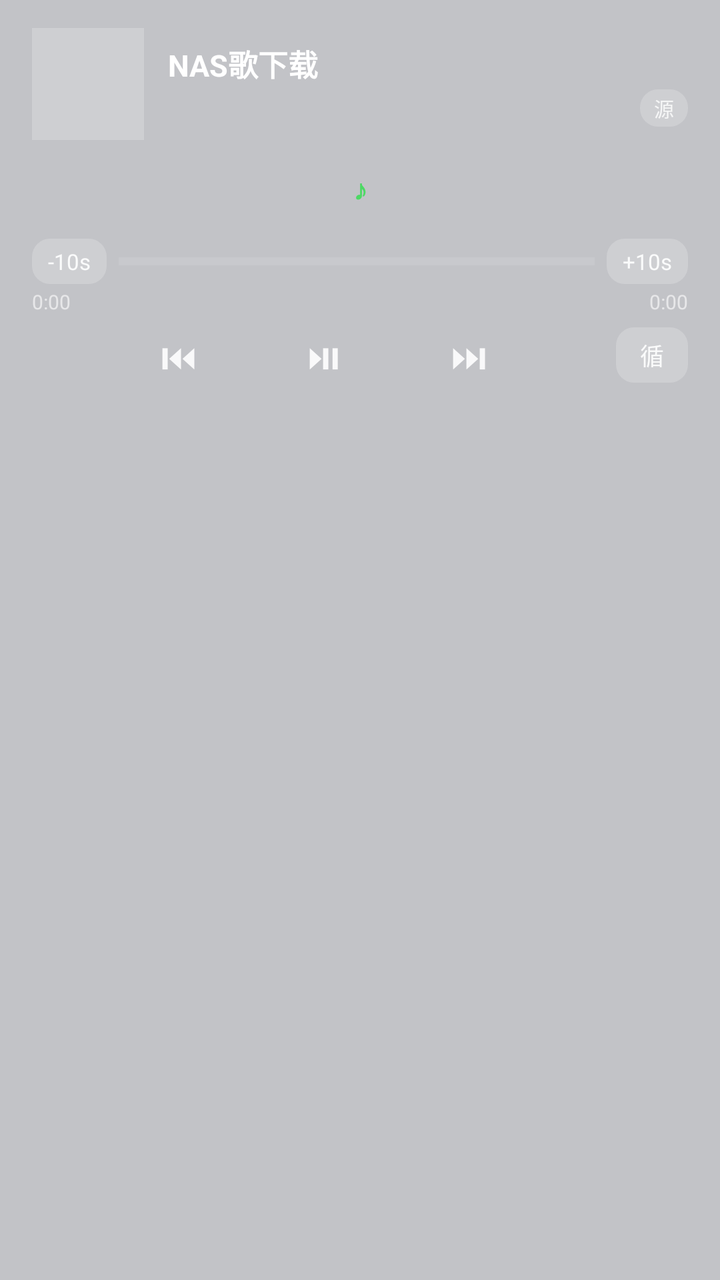
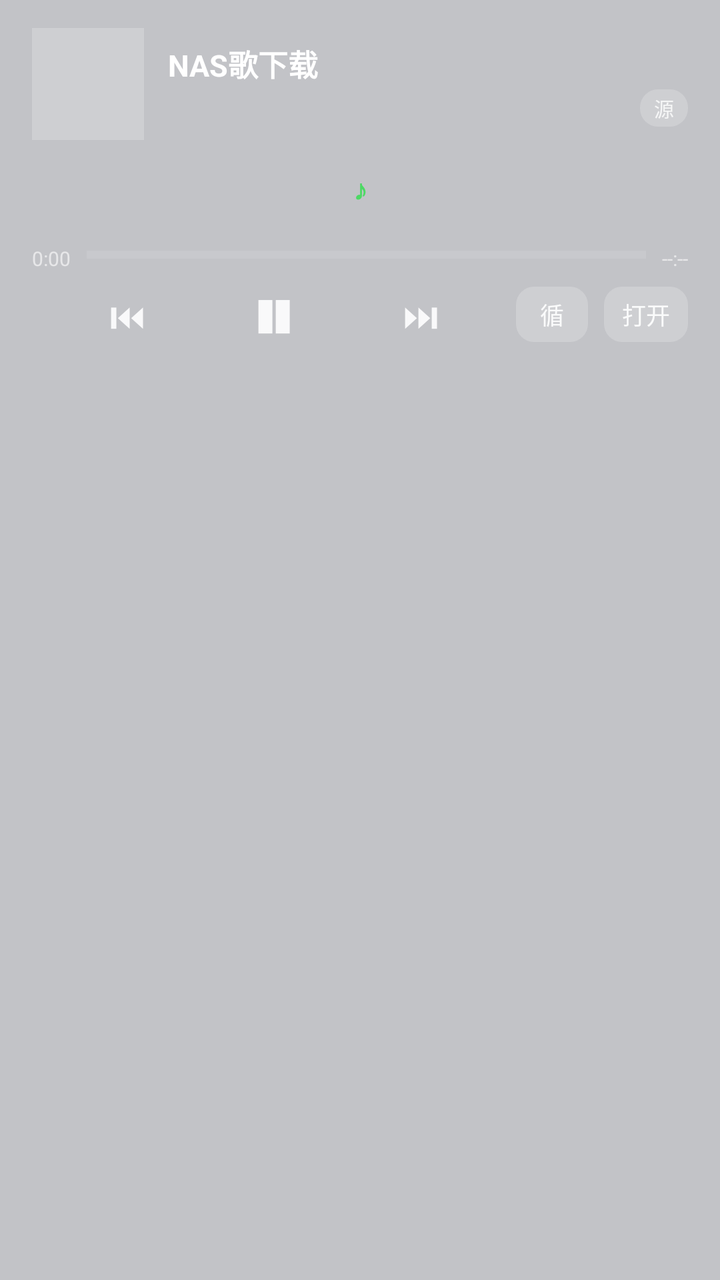

Before-and-after screenshots of an Android layout around one commit, followed by the original layout XML and the change that was made.
<!-- AndroidManifest.xml: application theme AppTheme -->
<!-- res/layout/lyric_notify.xml -->
<?xml version="1.0" encoding="utf-8"?>
<LinearLayout xmlns:android="http://schemas.android.com/apk/res/android"
    android:id="@+id/n_root"
    android:layout_width="match_parent"
    android:layout_height="wrap_content"
    android:orientation="vertical"
    android:background="#33000000"
    android:paddingLeft="16dp"
    android:paddingRight="16dp"
    android:paddingTop="14dp"
    android:paddingBottom="12dp">

    <LinearLayout
        android:layout_width="match_parent"
        android:layout_height="wrap_content"
        android:orientation="horizontal"
        android:gravity="center_vertical">

        <ImageView
            android:id="@+id/n_cover"
            android:layout_width="56dp"
            android:layout_height="56dp"
            android:scaleType="centerCrop"
            android:background="#33FFFFFF"
            android:contentDescription="@string/app_name" />

        <LinearLayout
            android:layout_width="0dp"
            android:layout_height="wrap_content"
            android:layout_weight="1"
            android:layout_marginLeft="12dp"
            android:layout_marginStart="12dp"
            android:orientation="vertical">

            <TextView
                android:id="@+id/n_title"
                android:layout_width="match_parent"
                android:layout_height="wrap_content"
                android:maxLines="1"
                android:ellipsize="end"
                android:textColor="#FFFFFF"
                android:textSize="15sp"
                android:textStyle="bold"
                android:text="@string/app_name" />

            
            <LinearLayout
                android:layout_width="match_parent"
                android:layout_height="wrap_content"
                android:layout_marginTop="2dp"
                android:orientation="horizontal"
                android:gravity="center_vertical">

                <TextView
                    android:id="@+id/n_artist"
                    android:layout_width="0dp"
                    android:layout_height="wrap_content"
                    android:layout_weight="1"
                    android:maxLines="1"
                    android:ellipsize="end"
                    android:textColor="#B3FFFFFF"
                    android:textSize="12sp"
                    android:text="" />

                <TextView
                    android:id="@+id/n_badge"
                    android:layout_width="wrap_content"
                    android:layout_height="wrap_content"
                    android:layout_marginLeft="8dp"
                    android:layout_marginStart="8dp"
                    android:maxLines="1"
                    android:ellipsize="end"
                    android:maxWidth="140dp"
                    android:background="@drawable/nmode_bg"
                    android:paddingLeft="7dp"
                    android:paddingRight="7dp"
                    android:paddingTop="2dp"
                    android:paddingBottom="2dp"
                    android:textColor="#CCFFFFFF"
                    android:textSize="10sp"
                    android:text="源" />
            </LinearLayout>

        </LinearLayout>
    </LinearLayout>

    
    <TextView
        android:id="@+id/n_lyric"
        android:layout_width="match_parent"
        android:layout_height="wrap_content"
        android:layout_marginTop="10dp"
        android:paddingLeft="8dp"
        android:paddingRight="8dp"
        android:paddingTop="5dp"
        android:paddingBottom="5dp"
        android:maxLines="1"
        android:ellipsize="end"
        android:gravity="center"
        android:textSize="14sp"
        android:textStyle="bold"
        android:textColor="#4CD964"
        android:text="♪" />

    
    <LinearLayout
        android:layout_width="match_parent"
        android:layout_height="wrap_content"
        android:layout_marginTop="10dp"
        android:orientation="horizontal"
        android:gravity="center_vertical">

        <TextView
            android:id="@+id/n_back10"
            style="@style/NSeek"
            android:text="-10s" />

        <ProgressBar
            android:id="@+id/n_prog"
            style="?android:attr/progressBarStyleHorizontal"
            android:layout_width="0dp"
            android:layout_height="wrap_content"
            android:layout_weight="1"
            android:layout_marginLeft="6dp"
            android:layout_marginRight="6dp"
            android:max="1000"
            android:progress="0"
            android:progressTint="#2F6FFF"
            android:progressBackgroundTint="#66FFFFFF" />

        <TextView
            android:id="@+id/n_fwd10"
            style="@style/NSeek"
            android:text="+10s" />
    </LinearLayout>

    <LinearLayout
        android:layout_width="match_parent"
        android:layout_height="wrap_content"
        android:orientation="horizontal">

        <TextView
            android:id="@+id/n_cur"
            style="@style/NTime"
            android:layout_width="0dp"
            android:layout_weight="1"
            android:text="0:00" />

        <TextView
            android:id="@+id/n_dur"
            style="@style/NTime"
            android:text="0:00" />
    </LinearLayout>

    <LinearLayout
        android:layout_width="match_parent"
        android:layout_height="wrap_content"
        android:layout_marginTop="6dp"
        android:orientation="horizontal"
        android:gravity="center_vertical">

        <LinearLayout
            android:layout_width="0dp"
            android:layout_height="wrap_content"
            android:layout_weight="1"
            android:orientation="horizontal"
            android:gravity="center">

            <TextView
                android:id="@+id/n_prev"
                style="@style/NBtn"
                android:text="⏮" />

            <TextView
                android:id="@+id/n_toggle"
                style="@style/NBtn"
                android:text="⏯" />

            <TextView
                android:id="@+id/n_next"
                style="@style/NBtn"
                android:text="⏭" />
        </LinearLayout>

        <TextView
            android:id="@+id/n_mode"
            style="@style/NMode"
            android:text="循" />
    </LinearLayout>
</LinearLayout>
<!-- resources referenced by this layout -->
<resources>
  <!-- drawable nmode_bg (drawable) -->
  <?xml version="1.0" encoding="utf-8"?>
  <shape xmlns:android="http://schemas.android.com/apk/res/android"
      android:shape="rectangle">
      <solid android:color="#33FFFFFF" />
      <corners android:radius="9dp" />
  </shape>
  <string name="app_name">NAS歌下载</string>
  <style name="NBtn">
          <item name="android:layout_width">wrap_content</item>
          <item name="android:layout_height">wrap_content</item>
          <item name="android:layout_marginLeft">22dp</item>
          <item name="android:layout_marginRight">22dp</item>
          <item name="android:paddingLeft">6dp</item>
          <item name="android:paddingRight">6dp</item>
          <item name="android:textColor">#E6FFFFFF</item>
          <item name="android:textSize">18sp</item>
          <item name="android:gravity">center</item>
      </style>
  <style name="NMode">
          <item name="android:layout_width">wrap_content</item>
          <item name="android:layout_height">wrap_content</item>
          <item name="android:minWidth">36dp</item>
          <item name="android:paddingLeft">9dp</item>
          <item name="android:paddingRight">9dp</item>
          <item name="android:paddingTop">5dp</item>
          <item name="android:paddingBottom">5dp</item>
          <item name="android:background">@drawable/nmode_bg</item>
          <item name="android:textColor">#E6FFFFFF</item>
          <item name="android:textSize">12sp</item>
          <item name="android:gravity">center</item>
      </style>
  <style name="NSeek">
          <item name="android:layout_width">wrap_content</item>
          <item name="android:layout_height">wrap_content</item>
          <item name="android:paddingLeft">8dp</item>
          <item name="android:paddingRight">8dp</item>
          <item name="android:paddingTop">4dp</item>
          <item name="android:paddingBottom">4dp</item>
          <item name="android:background">@drawable/nmode_bg</item>
          <item name="android:textColor">#E6FFFFFF</item>
          <item name="android:textSize">11sp</item>
          <item name="android:gravity">center</item>
      </style>
  <style name="NTime">
          <item name="android:layout_width">wrap_content</item>
          <item name="android:layout_height">wrap_content</item>
          <item name="android:layout_marginTop">2dp</item>
          <item name="android:textColor">#99FFFFFF</item>
          <item name="android:textSize">10sp</item>
      </style>
  <style name="AppTheme" parent="android:Theme.Material.Light.NoActionBar">
          <item name="android:windowBackground">#F2F4F8</item>
          <item name="android:statusBarColor">#F2F4F8</item>
          <item name="android:navigationBarColor">#FFFFFF</item>
          <item name="android:windowLightStatusBar">true</item>
      </style>
</resources>

<!-- the commit's change to res/layout/lyric_notify.xml (unified diff, before → after) -->
@@ -80,7 +80,6 @@
                     android:textSize="10sp"
                     android:text="源" />
             </LinearLayout>
-
         </LinearLayout>
     </LinearLayout>
 
@@ -111,9 +110,9 @@
         android:gravity="center_vertical">
 
         <TextView
-            android:id="@+id/n_back10"
-            style="@style/NSeek"
-            android:text="-10s" />
+            android:id="@+id/n_cur"
+            style="@style/NTime"
+            android:text="0:00" />
 
         <ProgressBar
             android:id="@+id/n_prog"
@@ -121,41 +120,23 @@
             android:layout_width="0dp"
             android:layout_height="wrap_content"
             android:layout_weight="1"
-            android:layout_marginLeft="6dp"
-            android:layout_marginRight="6dp"
+            android:layout_marginLeft="8dp"
+            android:layout_marginRight="8dp"
             android:max="1000"
             android:progress="0"
             android:progressTint="#2F6FFF"
             android:progressBackgroundTint="#66FFFFFF" />
 
         <TextView
-            android:id="@+id/n_fwd10"
-            style="@style/NSeek"
-            android:text="+10s" />
+            android:id="@+id/n_dur"
+            style="@style/NTime"
+            android:text="--:--" />
     </LinearLayout>
 
     <LinearLayout
         android:layout_width="match_parent"
         android:layout_height="wrap_content"
-        android:orientation="horizontal">
-
-        <TextView
-            android:id="@+id/n_cur"
-            style="@style/NTime"
-            android:layout_width="0dp"
-            android:layout_weight="1"
-            android:text="0:00" />
-
-        <TextView
-            android:id="@+id/n_dur"
-            style="@style/NTime"
-            android:text="0:00" />
-    </LinearLayout>
-
-    <LinearLayout
-        android:layout_width="match_parent"
-        android:layout_height="wrap_content"
-        android:layout_marginTop="6dp"
+        android:layout_marginTop="8dp"
         android:orientation="horizontal"
         android:gravity="center_vertical">
 
@@ -174,7 +155,7 @@
             <TextView
                 android:id="@+id/n_toggle"
                 style="@style/NBtn"
-                android:text="⏯" />
+                android:text="❚❚" />
 
             <TextView
                 android:id="@+id/n_next"
@@ -186,5 +167,12 @@
             android:id="@+id/n_mode"
             style="@style/NMode"
             android:text="循" />
+
+        <TextView
+            android:id="@+id/n_open"
+            style="@style/NMode"
+            android:layout_marginLeft="8dp"
+            android:layout_marginStart="8dp"
+            android:text="打开" />
     </LinearLayout>
 </LinearLayout>
<!-- resource entries referenced after the edit -->
@@ -32,18 +32,6 @@
           <item name="android:textSize">12sp</item>
           <item name="android:gravity">center</item>
       </style>
-  <style name="NSeek">
-          <item name="android:layout_width">wrap_content</item>
-          <item name="android:layout_height">wrap_content</item>
-          <item name="android:paddingLeft">8dp</item>
-          <item name="android:paddingRight">8dp</item>
-          <item name="android:paddingTop">4dp</item>
-          <item name="android:paddingBottom">4dp</item>
-          <item name="android:background">@drawable/nmode_bg</item>
-          <item name="android:textColor">#E6FFFFFF</item>
-          <item name="android:textSize">11sp</item>
-          <item name="android:gravity">center</item>
-      </style>
   <style name="NTime">
           <item name="android:layout_width">wrap_content</item>
           <item name="android:layout_height">wrap_content</item>
